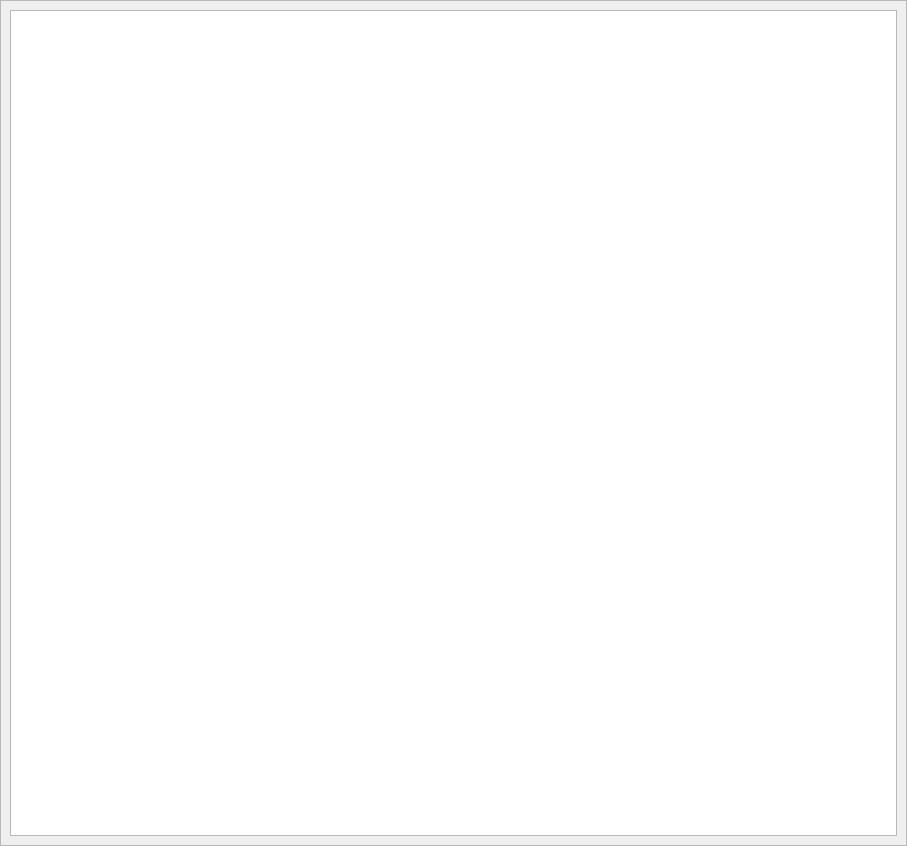
Before: the Qt Designer form apps/CodeForm/codeform.ui in assignonward/aosuite, drawn with Qt 5.
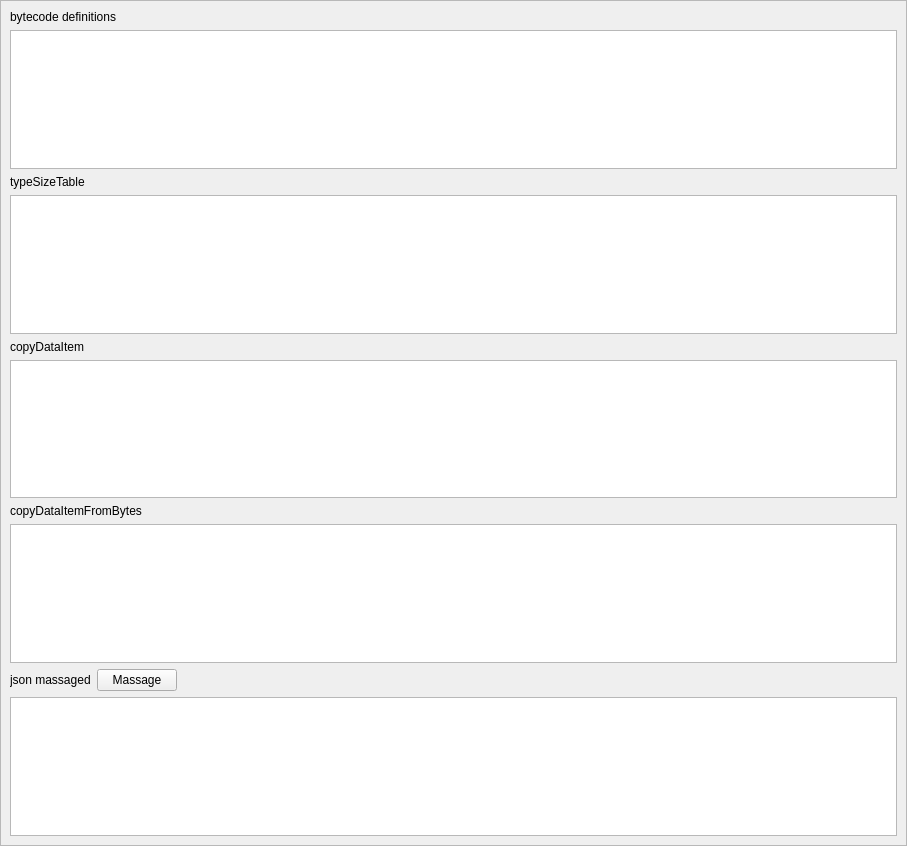
After: the same form once the commit is applied.

Patch:
```diff
--- a/apps/CodeForm/codeform.ui
+++ b/apps/CodeForm/codeform.ui
@@ -27,7 +27,111 @@
    </property>
    <layout class="QVBoxLayout" name="verticalLayout">
     <item>
-     <widget class="QPlainTextEdit" name="codeEdit"/>
+     <widget class="QLabel" name="label">
+      <property name="text">
+       <string>bytecode definitions</string>
+      </property>
+     </widget>
+    </item>
+    <item>
+     <widget class="QPlainTextEdit" name="bytecodeDefinitions">
+      <property name="font">
+       <font>
+        <family>Ubuntu Mono</family>
+       </font>
+      </property>
+     </widget>
+    </item>
+    <item>
+     <widget class="QLabel" name="label_2">
+      <property name="text">
+       <string>typeSizeTable</string>
+      </property>
+     </widget>
+    </item>
+    <item>
+     <widget class="QPlainTextEdit" name="typeSizeTable">
+      <property name="font">
+       <font>
+        <family>Ubuntu Mono</family>
+       </font>
+      </property>
+     </widget>
+    </item>
+    <item>
+     <widget class="QLabel" name="label_3">
+      <property name="text">
+       <string>copyDataItem</string>
+      </property>
+     </widget>
+    </item>
+    <item>
+     <widget class="QPlainTextEdit" name="copyDataItem">
+      <property name="font">
+       <font>
+        <family>Ubuntu Mono</family>
+       </font>
+      </property>
+     </widget>
+    </item>
+    <item>
+     <widget class="QLabel" name="label_4">
+      <property name="text">
+       <string>copyDataItemFromBytes</string>
+      </property>
+     </widget>
+    </item>
+    <item>
+     <widget class="QPlainTextEdit" name="copyDataItemFromBytes">
+      <property name="font">
+       <font>
+        <family>Ubuntu Mono</family>
+       </font>
+      </property>
+     </widget>
+    </item>
+    <item>
+     <layout class="QHBoxLayout" name="horizontalLayout">
+      <property name="topMargin">
+       <number>0</number>
+      </property>
+      <item>
+       <widget class="QLabel" name="label_5">
+        <property name="text">
+         <string>json massaged</string>
+        </property>
+       </widget>
+      </item>
+      <item>
+       <widget class="QPushButton" name="massage">
+        <property name="text">
+         <string>Massage</string>
+        </property>
+       </widget>
+      </item>
+      <item>
+       <spacer name="horizontalSpacer">
+        <property name="orientation">
+         <enum>Qt::Horizontal</enum>
+        </property>
+        <property name="sizeHint" stdset="0">
+         <size>
+          <width>40</width>
+          <height>20</height>
+         </size>
+        </property>
+       </spacer>
+      </item>
+     </layout>
+    </item>
+    <item>
+     <widget class="QPlainTextEdit" name="json">
+      <property name="font">
+       <font>
+        <family>Ubuntu Mono</family>
+       </font>
+      </property>
+     </widget>
     </item>
    </layout>
   </widget>
```
